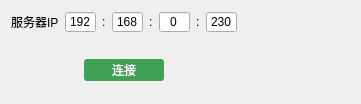
Old version of the form InterfaceClient/serversetting.ui in the repository juniperdiego/ClientOfNavigationForRXF.
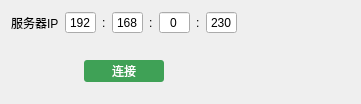
New version of the form.

What changed in the file:
```diff
--- a/InterfaceClient/serversetting.ui
+++ b/InterfaceClient/serversetting.ui
@@ -19,16 +19,6 @@
   <property name="windowTitle">
    <string>服务器设置</string>
   </property>
-  <property name="styleSheet">
-   <string notr="true">QPushButton{
-background-color:rgb(63,161,86);                                            color: white;   border-radius: 3px;  border-style: outset;}
-                                           
-QPushButton:hover{
-background-color:rgb(85,192,86);}
-                                          
-QPushButton:pressed{
-color:rgb(84, 86, 82);                                                           border-style: inset; }</string>
-  </property>
   <layout class="QHBoxLayout" name="horizontalLayout_3">
    <item>
     <layout class="QVBoxLayout" name="verticalLayout">
@@ -160,6 +150,16 @@
            <height>22</height>
           </size>
          </property>
+         <property name="styleSheet">
+          <string notr="true">QPushButton{
+background-color:rgb(63,161,86);                                            color: white;   border-radius: 3px;  border-style: outset;}
+                                           
+QPushButton:hover{
+background-color:rgb(85,192,86);}
+                                          
+QPushButton:pressed{
+color:rgb(84, 86, 82);                                                           border-style: inset; }</string>
+         </property>
          <property name="text">
           <string>连接</string>
          </property>
```
